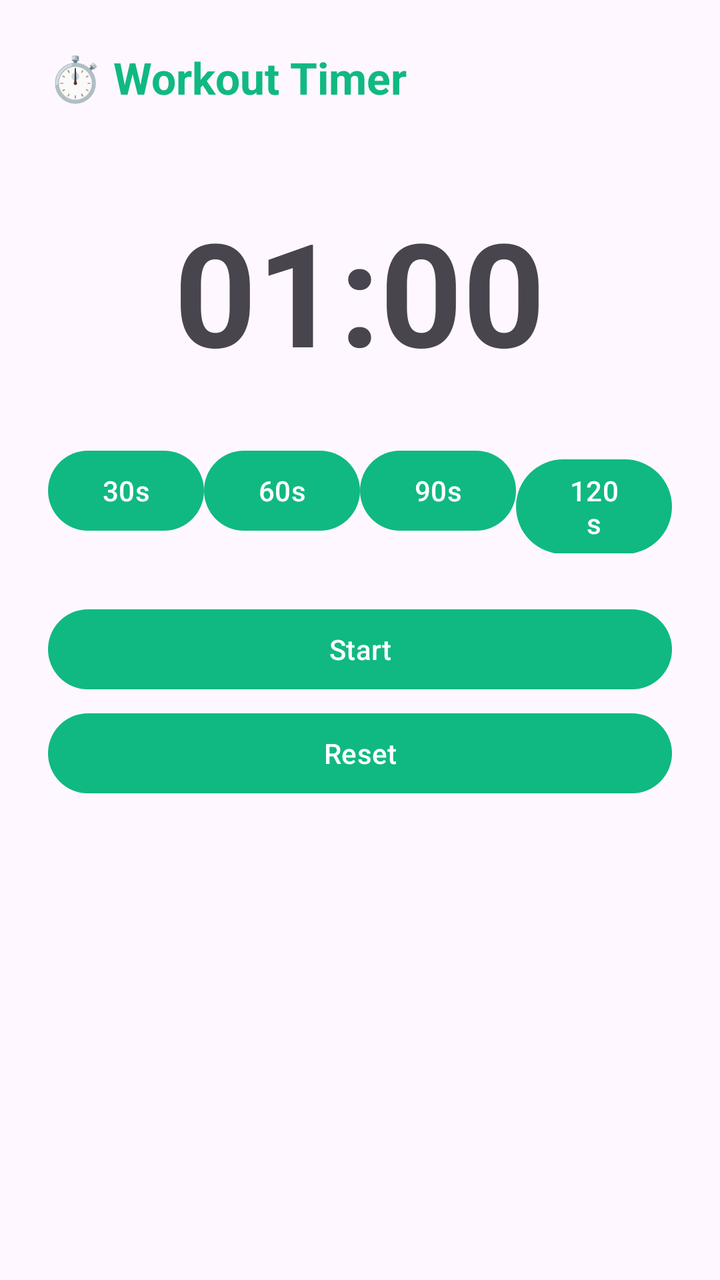
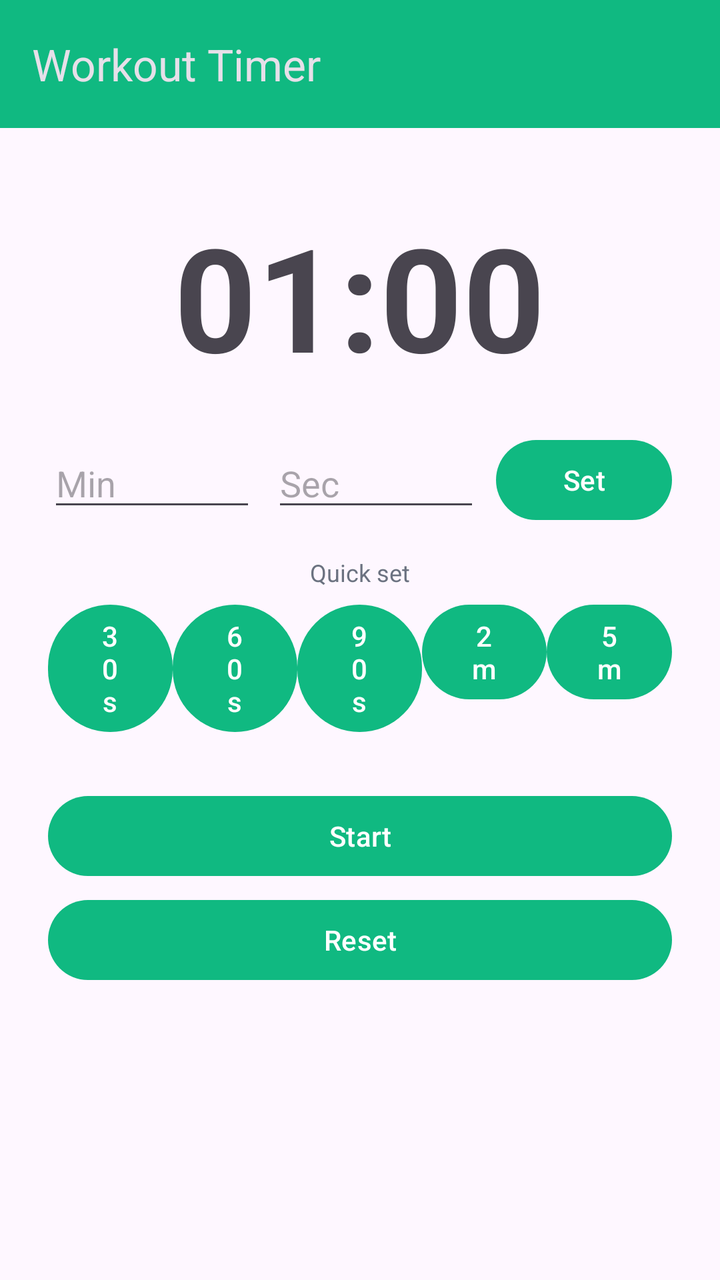

Screens rendered from an Android XML layout before and after an edit, with the pre-edit source and the edit as a unified diff.
<!-- AndroidManifest.xml: application theme Theme.StepCoin -->
<!-- res/layout/activity_timer.xml -->
<?xml version="1.0" encoding="utf-8"?>
<LinearLayout xmlns:android="http://schemas.android.com/apk/res/android"
    android:layout_width="match_parent"
    android:layout_height="match_parent"
    android:orientation="vertical"
    android:gravity="center_horizontal"
    android:padding="24dp">

    <TextView
        android:layout_width="match_parent"
        android:layout_height="wrap_content"
        android:text="⏱️ Workout Timer"
        android:textSize="22sp"
        android:textStyle="bold"
        android:textColor="@color/primary"
        android:layout_marginBottom="24dp" />

    <TextView
        android:id="@+id/timeTv"
        android:layout_width="wrap_content"
        android:layout_height="wrap_content"
        android:text="01:00"
        android:textSize="72sp"
        android:textStyle="bold"
        android:layout_marginTop="20dp"
        android:layout_marginBottom="28dp" />

    <LinearLayout
        android:layout_width="match_parent"
        android:layout_height="wrap_content"
        android:orientation="horizontal">
        <Button android:id="@+id/p30" android:layout_width="0dp" android:layout_height="wrap_content" android:layout_weight="1" android:text="30s" />
        <Button android:id="@+id/p60" android:layout_width="0dp" android:layout_height="wrap_content" android:layout_weight="1" android:text="60s" />
        <Button android:id="@+id/p90" android:layout_width="0dp" android:layout_height="wrap_content" android:layout_weight="1" android:text="90s" />
        <Button android:id="@+id/p120" android:layout_width="0dp" android:layout_height="wrap_content" android:layout_weight="1" android:text="120s" />
    </LinearLayout>

    <Button
        android:id="@+id/startBtn"
        android:layout_width="match_parent"
        android:layout_height="wrap_content"
        android:layout_marginTop="24dp"
        android:text="Start" />

    <Button
        android:id="@+id/resetBtn"
        android:layout_width="match_parent"
        android:layout_height="wrap_content"
        android:layout_marginTop="4dp"
        android:text="Reset" />
</LinearLayout>
<!-- resources referenced by this layout -->
<resources>
  <color name="primary">#10B981</color>
  <style name="Theme.StepCoin" parent="Theme.Material3.DayNight.NoActionBar">
          <item name="colorPrimary">@color/primary</item>
          <item name="colorOnPrimary">@color/white</item>
      </style>
  <color name="white">#FFFFFFFF</color>
</resources>

<!-- the commit's change to res/layout/activity_timer.xml (unified diff, before → after) -->
@@ -1,51 +1,101 @@
 <?xml version="1.0" encoding="utf-8"?>
 <LinearLayout xmlns:android="http://schemas.android.com/apk/res/android"
+    xmlns:app="http://schemas.android.com/apk/res-auto"
     android:layout_width="match_parent"
     android:layout_height="match_parent"
-    android:orientation="vertical"
-    android:gravity="center_horizontal"
-    android:padding="24dp">
+    android:orientation="vertical">
 
-    <TextView
+    <com.google.android.material.appbar.MaterialToolbar
+        android:id="@+id/toolbar"
         android:layout_width="match_parent"
-        android:layout_height="wrap_content"
-        android:text="⏱️ Workout Timer"
-        android:textSize="22sp"
-        android:textStyle="bold"
-        android:textColor="@color/primary"
-        android:layout_marginBottom="24dp" />
+        android:layout_height="?attr/actionBarSize"
+        android:background="@color/primary"
+        android:theme="@style/ThemeOverlay.Material3.Dark"
+        app:title="Workout Timer" />
 
-    <TextView
-        android:id="@+id/timeTv"
-        android:layout_width="wrap_content"
-        android:layout_height="wrap_content"
-        android:text="01:00"
-        android:textSize="72sp"
-        android:textStyle="bold"
-        android:layout_marginTop="20dp"
-        android:layout_marginBottom="28dp" />
+    <ScrollView
+        android:layout_width="match_parent"
+        android:layout_height="match_parent">
 
-    <LinearLayout
-        android:layout_width="match_parent"
-        android:layout_height="wrap_content"
-        android:orientation="horizontal">
-        <Button android:id="@+id/p30" android:layout_width="0dp" android:layout_height="wrap_content" android:layout_weight="1" android:text="30s" />
-        <Button android:id="@+id/p60" android:layout_width="0dp" android:layout_height="wrap_content" android:layout_weight="1" android:text="60s" />
-        <Button android:id="@+id/p90" android:layout_width="0dp" android:layout_height="wrap_content" android:layout_weight="1" android:text="90s" />
-        <Button android:id="@+id/p120" android:layout_width="0dp" android:layout_height="wrap_content" android:layout_weight="1" android:text="120s" />
-    </LinearLayout>
+        <LinearLayout
+            android:layout_width="match_parent"
+            android:layout_height="wrap_content"
+            android:orientation="vertical"
+            android:gravity="center_horizontal"
+            android:padding="24dp">
 
-    <Button
-        android:id="@+id/startBtn"
-        android:layout_width="match_parent"
-        android:layout_height="wrap_content"
-        android:layout_marginTop="24dp"
-        android:text="Start" />
+            <TextView
+                android:id="@+id/timeTv"
+                android:layout_width="wrap_content"
+                android:layout_height="wrap_content"
+                android:text="01:00"
+                android:textSize="72sp"
+                android:textStyle="bold"
+                android:layout_marginTop="12dp"
+                android:layout_marginBottom="20dp" />
 
-    <Button
-        android:id="@+id/resetBtn"
-        android:layout_width="match_parent"
-        android:layout_height="wrap_content"
-        android:layout_marginTop="4dp"
-        android:text="Reset" />
+            
+            <LinearLayout
+                android:layout_width="match_parent"
+                android:layout_height="wrap_content"
+                android:orientation="horizontal"
+                android:gravity="center_vertical">
+                <EditText
+                    android:id="@+id/minInput"
+                    android:layout_width="0dp"
+                    android:layout_height="wrap_content"
+                    android:layout_weight="1"
+                    android:hint="Min"
+                    android:inputType="number"
+                    android:layout_marginEnd="8dp" />
+                <EditText
+                    android:id="@+id/secInput"
+                    android:layout_width="0dp"
+                    android:layout_height="wrap_content"
+                    android:layout_weight="1"
+                    android:hint="Sec"
+                    android:inputType="number"
+                    android:layout_marginEnd="8dp" />
+                <Button
+                    android:id="@+id/setBtn"
+                    android:layout_width="wrap_content"
+                    android:layout_height="wrap_content"
+                    android:text="Set" />
+            </LinearLayout>
+
+            <TextView
+                android:layout_width="wrap_content"
+                android:layout_height="wrap_content"
+                android:text="Quick set"
+                android:textColor="@color/muted"
+                android:textSize="12sp"
+                android:layout_marginTop="14dp"
+                android:layout_marginBottom="4dp" />
+
+            <LinearLayout
+                android:layout_width="match_parent"
+                android:layout_height="wrap_content"
+                android:orientation="horizontal">
+                <Button android:id="@+id/p30" android:layout_width="0dp" android:layout_height="wrap_content" android:layout_weight="1" android:text="30s" />
+                <Button android:id="@+id/p60" android:layout_width="0dp" android:layout_height="wrap_content" android:layout_weight="1" android:text="60s" />
+                <Button android:id="@+id/p90" android:layout_width="0dp" android:layout_height="wrap_content" android:layout_weight="1" android:text="90s" />
+                <Button android:id="@+id/p120" android:layout_width="0dp" android:layout_height="wrap_content" android:layout_weight="1" android:text="2m" />
+                <Button android:id="@+id/p300" android:layout_width="0dp" android:layout_height="wrap_content" android:layout_weight="1" android:text="5m" />
+            </LinearLayout>
+
+            <Button
+                android:id="@+id/startBtn"
+                android:layout_width="match_parent"
+                android:layout_height="wrap_content"
+                android:layout_marginTop="24dp"
+                android:text="Start" />
+
+            <Button
+                android:id="@+id/resetBtn"
+                android:layout_width="match_parent"
+                android:layout_height="wrap_content"
+                android:layout_marginTop="4dp"
+                android:text="Reset" />
+        </LinearLayout>
+    </ScrollView>
 </LinearLayout>
<!-- resource entries referenced after the edit -->
@@ -1,5 +1,6 @@
 <!-- resources referenced by this layout -->
 <resources>
+  <color name="muted">#FF6B7280</color>
   <color name="primary">#10B981</color>
   <style name="Theme.StepCoin" parent="Theme.Material3.DayNight.NoActionBar">
           <item name="colorPrimary">@color/primary</item>
